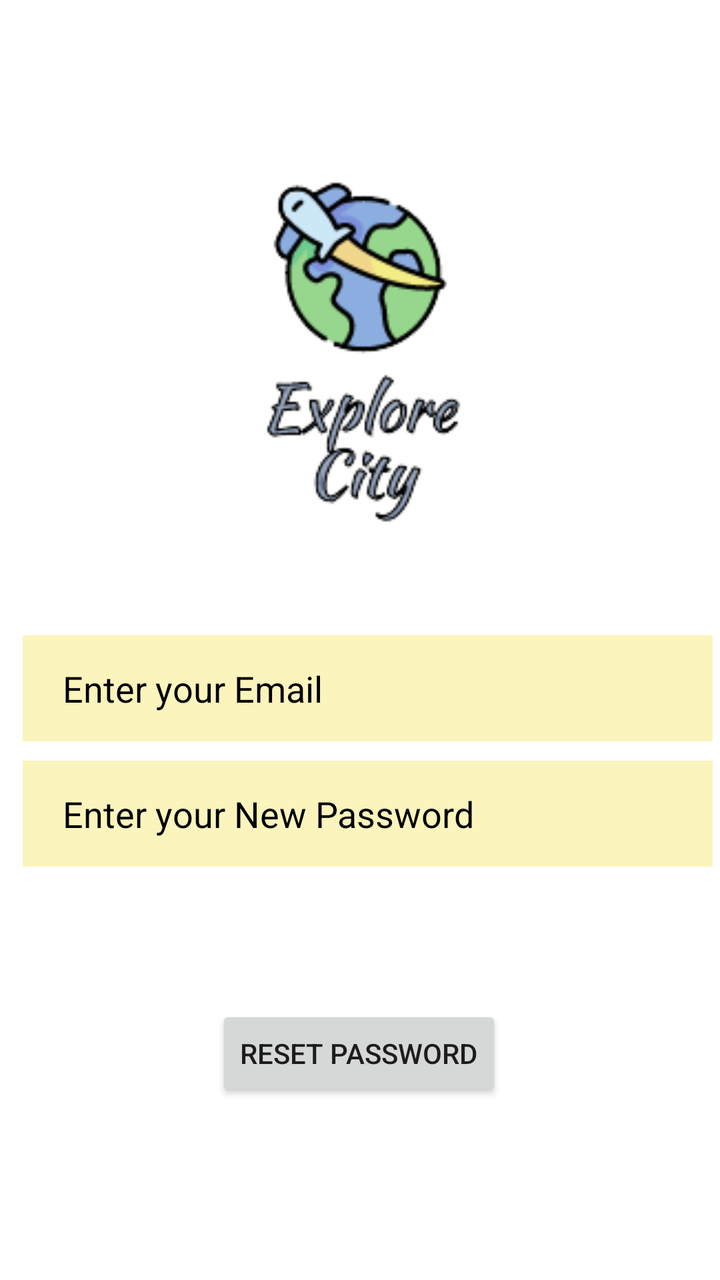
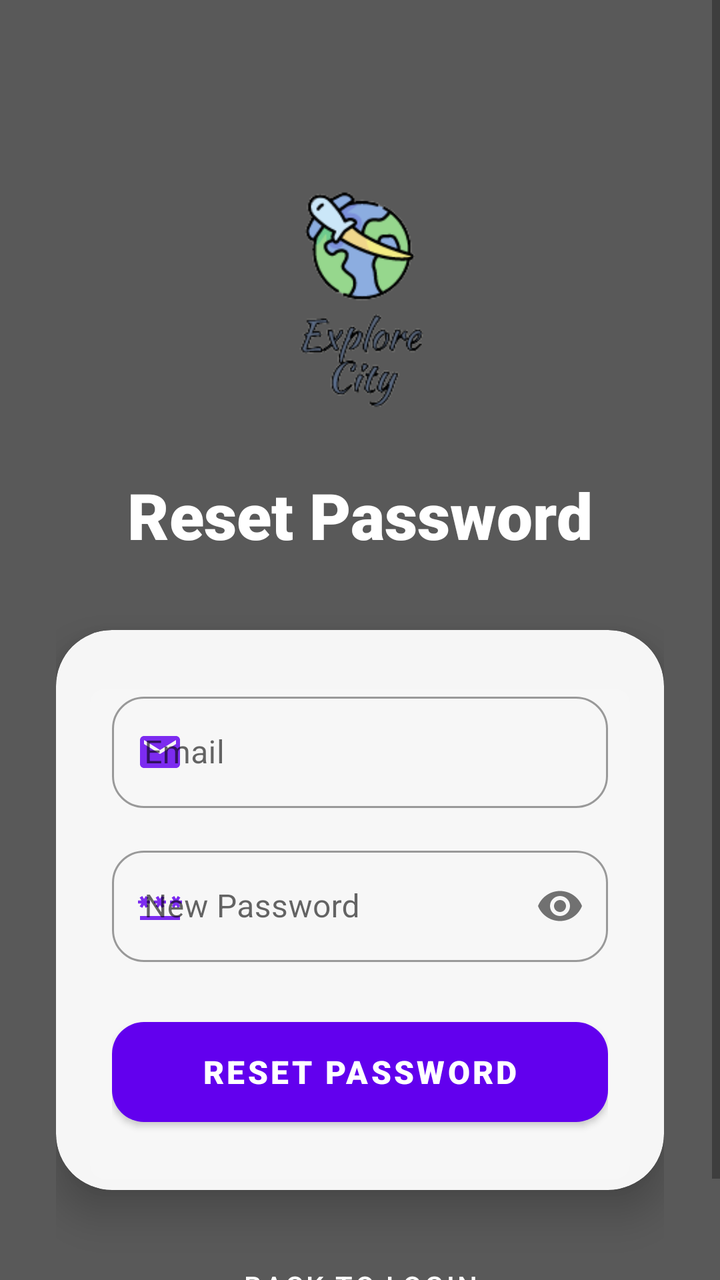

Compare the two renders of this Android layout. The source of the first and the diff that turns it into the second are given below.
<!-- AndroidManifest.xml: application theme Theme.ExploreCityApp -->
<!-- res/layout/activity_forgotpassword.xml -->
<?xml version="1.0" encoding="utf-8"?>
<androidx.constraintlayout.widget.ConstraintLayout xmlns:android="http://schemas.android.com/apk/res/android"
    xmlns:app="http://schemas.android.com/apk/res-auto"
    xmlns:tools="http://schemas.android.com/tools"
    android:layout_width="match_parent"
    android:layout_height="match_parent"
    android:background="@drawable/pi"
    tools:context=".Forgotpassword">


    <EditText
        android:id="@+id/enteremail"
        android:layout_width="345dp"
        android:layout_height="53dp"
        android:background="#B7FBF0A3"
        android:ems="10"
        android:hint="Enter your Email"
        android:inputType="textPersonName"
        android:paddingHorizontal="20dp"
        android:textColorHint="@color/black"
        app:layout_constraintBottom_toBottomOf="parent"
        app:layout_constraintEnd_toEndOf="parent"
        app:layout_constraintHorizontal_bias="0.757"
        app:layout_constraintStart_toStartOf="parent"
        app:layout_constraintTop_toTopOf="parent"
        app:layout_constraintVertical_bias="0.541"
        tools:ignore="MissingConstraints" />

    <EditText
        android:id="@+id/editpassword"
        android:layout_width="345dp"
        android:layout_height="53dp"
        android:background="#B7FBF0A3"
        android:ems="10"
        android:hint="Enter your New Password"
        android:inputType="textPersonName"
        android:paddingHorizontal="20dp"
        android:textColorHint="@color/black"
        app:layout_constraintBottom_toBottomOf="parent"
        app:layout_constraintEnd_toEndOf="parent"
        app:layout_constraintHorizontal_bias="0.757"
        app:layout_constraintStart_toStartOf="parent"
        app:layout_constraintTop_toTopOf="parent"
        app:layout_constraintVertical_bias="0.648"
        tools:ignore="MissingConstraints" />

    <Button
        android:id="@+id/btnReset"
        android:layout_width="wrap_content"
        android:layout_height="wrap_content"
        android:layout_marginTop="44dp"
        android:onClick="resetbtn"
        android:text="Reset Password"
        app:layout_constraintBottom_toBottomOf="parent"
        app:layout_constraintEnd_toEndOf="parent"
        app:layout_constraintHorizontal_bias="0.497"
        app:layout_constraintStart_toStartOf="parent"
        app:layout_constraintTop_toTopOf="parent"
        app:layout_constraintVertical_bias="0.837" />

    <ImageView
        android:id="@+id/imageView4"
        android:layout_width="221dp"
        android:layout_height="232dp"
        app:layout_constraintBottom_toBottomOf="parent"
        app:layout_constraintEnd_toEndOf="parent"
        app:layout_constraintStart_toStartOf="parent"
        app:layout_constraintTop_toTopOf="parent"
        app:layout_constraintVertical_bias="0.132"
        app:srcCompat="@drawable/explore" />

</androidx.constraintlayout.widget.ConstraintLayout>
<!-- resources referenced by this layout -->
<resources>
  <color name="black">#FF000000</color>
  <!-- drawable explore: png bitmap (drawable, 14094 bytes) -->
  <style name="Theme.ExploreCityApp" parent="Theme.MaterialComponents.DayNight.DarkActionBar">
          
          <item name="colorPrimary">@color/purple_500</item>
          <item name="colorPrimaryVariant">@color/purple_700</item>
          <item name="colorOnPrimary">@color/white</item>
          
          <item name="colorSecondary">@color/teal_200</item>
          <item name="colorSecondaryVariant">@color/teal_700</item>
          <item name="colorOnSecondary">@color/black</item>
          
          <item name="android:statusBarColor">?attr/colorPrimaryVariant</item>
          
      </style>
  <color name="purple_500">#FF6200EE</color>
  <color name="purple_700">#FF3700B3</color>
  <color name="white">#FFFFFFFF</color>
  <color name="teal_200">#FF03DAC5</color>
  <color name="teal_700">#FF018786</color>
</resources>

<!-- the commit's change to res/layout/activity_forgotpassword.xml (unified diff, before → after) -->
@@ -7,66 +7,141 @@
     android:background="@drawable/pi"
     tools:context=".Forgotpassword">
 
+    
+    <View
+        android:id="@+id/backgroundOverlay"
+        android:layout_width="match_parent"
+        android:layout_height="match_parent"
+        android:background="#A6000000" />
 
-    <EditText
-        android:id="@+id/enteremail"
-        android:layout_width="345dp"
-        android:layout_height="53dp"
-        android:background="#B7FBF0A3"
-        android:ems="10"
-        android:hint="Enter your Email"
-        android:inputType="textPersonName"
-        android:paddingHorizontal="20dp"
-        android:textColorHint="@color/black"
-        app:layout_constraintBottom_toBottomOf="parent"
-        app:layout_constraintEnd_toEndOf="parent"
-        app:layout_constraintHorizontal_bias="0.757"
-        app:layout_constraintStart_toStartOf="parent"
-        app:layout_constraintTop_toTopOf="parent"
-        app:layout_constraintVertical_bias="0.541"
-        tools:ignore="MissingConstraints" />
+    <ScrollView
+        android:layout_width="match_parent"
+        android:layout_height="match_parent"
+        android:fillViewport="true">
 
-    <EditText
-        android:id="@+id/editpassword"
-        android:layout_width="345dp"
-        android:layout_height="53dp"
-        android:background="#B7FBF0A3"
-        android:ems="10"
-        android:hint="Enter your New Password"
-        android:inputType="textPersonName"
-        android:paddingHorizontal="20dp"
-        android:textColorHint="@color/black"
-        app:layout_constraintBottom_toBottomOf="parent"
-        app:layout_constraintEnd_toEndOf="parent"
-        app:layout_constraintHorizontal_bias="0.757"
-        app:layout_constraintStart_toStartOf="parent"
-        app:layout_constraintTop_toTopOf="parent"
-        app:layout_constraintVertical_bias="0.648"
-        tools:ignore="MissingConstraints" />
+        <androidx.constraintlayout.widget.ConstraintLayout
+            android:layout_width="match_parent"
+            android:layout_height="wrap_content"
+            android:padding="28dp">
 
-    <Button
-        android:id="@+id/btnReset"
-        android:layout_width="wrap_content"
-        android:layout_height="wrap_content"
-        android:layout_marginTop="44dp"
-        android:onClick="resetbtn"
-        android:text="Reset Password"
-        app:layout_constraintBottom_toBottomOf="parent"
-        app:layout_constraintEnd_toEndOf="parent"
-        app:layout_constraintHorizontal_bias="0.497"
-        app:layout_constraintStart_toStartOf="parent"
-        app:layout_constraintTop_toTopOf="parent"
-        app:layout_constraintVertical_bias="0.837" />
+            <ImageView
+                android:id="@+id/imageViewLogo"
+                android:layout_width="140dp"
+                android:layout_height="140dp"
+                android:layout_marginTop="48dp"
+                android:contentDescription="@string/logo"
+                app:layout_constraintEnd_toEndOf="parent"
+                app:layout_constraintStart_toStartOf="parent"
+                app:layout_constraintTop_toTopOf="parent"
+                app:srcCompat="@drawable/explore" />
 
-    <ImageView
-        android:id="@+id/imageView4"
-        android:layout_width="221dp"
-        android:layout_height="232dp"
-        app:layout_constraintBottom_toBottomOf="parent"
-        app:layout_constraintEnd_toEndOf="parent"
-        app:layout_constraintStart_toStartOf="parent"
-        app:layout_constraintTop_toTopOf="parent"
-        app:layout_constraintVertical_bias="0.132"
-        app:srcCompat="@drawable/explore" />
+            <TextView
+                android:id="@+id/textViewTitle"
+                android:layout_width="wrap_content"
+                android:layout_height="wrap_content"
+                android:layout_marginTop="20dp"
+                android:fontFamily="sans-serif-black"
+                android:text="Reset Password"
+                android:textColor="@color/white"
+                android:textSize="32sp"
+                app:layout_constraintEnd_toEndOf="parent"
+                app:layout_constraintStart_toStartOf="parent"
+                app:layout_constraintTop_toBottomOf="@+id/imageViewLogo" />
+
+            <com.google.android.material.card.MaterialCardView
+                android:id="@+id/resetCard"
+                android:layout_width="match_parent"
+                android:layout_height="wrap_content"
+                android:layout_marginTop="36dp"
+                app:cardBackgroundColor="#F2FFFFFF"
+                app:cardCornerRadius="28dp"
+                app:cardElevation="12dp"
+                app:layout_constraintEnd_toEndOf="parent"
+                app:layout_constraintStart_toStartOf="parent"
+                app:layout_constraintTop_toBottomOf="@+id/textViewTitle">
+
+                <LinearLayout
+                    android:layout_width="match_parent"
+                    android:layout_height="wrap_content"
+                    android:orientation="vertical"
+                    android:padding="28dp">
+
+                    <com.google.android.material.textfield.TextInputLayout
+                        android:id="@+id/emailInputLayout"
+                        style="@style/Widget.MaterialComponents.TextInputLayout.OutlinedBox"
+                        android:layout_width="match_parent"
+                        android:layout_height="wrap_content"
+                        android:hint="@string/email"
+                        app:boxCornerRadiusBottomEnd="16dp"
+                        app:boxCornerRadiusBottomStart="16dp"
+                        app:boxCornerRadiusTopEnd="16dp"
+                        app:boxCornerRadiusTopStart="16dp"
+                        app:startIconDrawable="@drawable/baseline_email_24"
+                        app:startIconTint="@color/purple_500">
+
+                        <com.google.android.material.textfield.TextInputEditText
+                            android:id="@+id/enteremail"
+                            android:layout_width="match_parent"
+                            android:layout_height="wrap_content"
+                            android:inputType="textEmailAddress"
+                            android:textColor="@color/black"
+                            android:textSize="16sp" />
+                    </com.google.android.material.textfield.TextInputLayout>
+
+                    <com.google.android.material.textfield.TextInputLayout
+                        android:id="@+id/passwordInputLayout"
+                        style="@style/Widget.MaterialComponents.TextInputLayout.OutlinedBox"
+                        android:layout_width="match_parent"
+                        android:layout_height="wrap_content"
+                        android:layout_marginTop="16dp"
+                        android:hint="New Password"
+                        app:boxCornerRadiusBottomEnd="16dp"
+                        app:boxCornerRadiusBottomStart="16dp"
+                        app:boxCornerRadiusTopEnd="16dp"
+                        app:boxCornerRadiusTopStart="16dp"
+                        app:passwordToggleEnabled="true"
+                        app:startIconDrawable="@drawable/baseline_password_24"
+                        app:startIconTint="@color/purple_500">
+
+                        <com.google.android.material.textfield.TextInputEditText
+                            android:id="@+id/editpassword"
+                            android:layout_width="match_parent"
+                            android:layout_height="wrap_content"
+                            android:inputType="textPassword"
+                            android:textColor="@color/black"
+                            android:textSize="16sp" />
+                    </com.google.android.material.textfield.TextInputLayout>
+
+                    <com.google.android.material.button.MaterialButton
+                        android:id="@+id/btnReset"
+                        android:layout_width="match_parent"
+                        android:layout_height="62dp"
+                        android:layout_marginTop="24dp"
+                        android:fontFamily="sans-serif-black"
+                        android:onClick="resetbtn"
+                        android:text="Reset Password"
+                        android:textAllCaps="true"
+                        android:textSize="16sp"
+                        app:cornerRadius="16dp"
+                        app:elevation="6dp" />
+
+                </LinearLayout>
+            </com.google.android.material.card.MaterialCardView>
+
+            <com.google.android.material.button.MaterialButton
+                android:id="@+id/btnBack"
+                style="@style/Widget.MaterialComponents.Button.TextButton"
+                android:layout_width="wrap_content"
+                android:layout_height="wrap_content"
+                android:layout_marginTop="24dp"
+                android:onClick="backbtn"
+                android:text="Back to Login"
+                android:textColor="@color/white"
+                app:layout_constraintEnd_toEndOf="parent"
+                app:layout_constraintStart_toStartOf="parent"
+                app:layout_constraintTop_toBottomOf="@+id/resetCard" />
+
+        </androidx.constraintlayout.widget.ConstraintLayout>
+    </ScrollView>
 
 </androidx.constraintlayout.widget.ConstraintLayout>
<!-- resource entries referenced after the edit -->
@@ -1,7 +1,23 @@
 <!-- resources referenced by this layout -->
 <resources>
   <color name="black">#FF000000</color>
+  <color name="purple_500">#FF6200EE</color>
+  <color name="white">#FFFFFFFF</color>
+  <!-- drawable baseline_email_24 (drawable) -->
+  <vector android:alpha="0.83" android:height="24dp"
+      android:tint="#FFFFFF" android:viewportHeight="24"
+      android:viewportWidth="24" android:width="24dp" xmlns:android="http://schemas.android.com/apk/res/android">
+      <path android:fillColor="@android:color/white" android:pathData="M20,4L4,4c-1.1,0 -1.99,0.9 -1.99,2L2,18c0,1.1 0.9,2 2,2h16c1.1,0 2,-0.9 2,-2L22,6c0,-1.1 -0.9,-2 -2,-2zM20,8l-8,5 -8,-5L4,6l8,5 8,-5v2z"/>
+  </vector>
+  <!-- drawable baseline_password_24 (drawable) -->
+  <vector android:alpha="0.83" android:height="24dp"
+      android:tint="#FFFFFF" android:viewportHeight="24"
+      android:viewportWidth="24" android:width="24dp" xmlns:android="http://schemas.android.com/apk/res/android">
+      <path android:fillColor="@android:color/white" android:pathData="M2,17h20v2H2V17zM3.15,12.95L4,11.47l0.85,1.48l1.3,-0.75L5.3,10.72H7v-1.5H5.3l0.85,-1.47L4.85,7L4,8.47L3.15,7l-1.3,0.75L2.7,9.22H1v1.5h1.7L1.85,12.2L3.15,12.95zM9.85,12.2l1.3,0.75L12,11.47l0.85,1.48l1.3,-0.75l-0.85,-1.48H15v-1.5h-1.7l0.85,-1.47L12.85,7L12,8.47L11.15,7l-1.3,0.75l0.85,1.47H9v1.5h1.7L9.85,12.2zM23,9.22h-1.7l0.85,-1.47L20.85,7L20,8.47L19.15,7l-1.3,0.75l0.85,1.47H17v1.5h1.7l-0.85,1.48l1.3,0.75L20,11.47l0.85,1.48l1.3,-0.75l-0.85,-1.48H23V9.22z"/>
+  </vector>
   <!-- drawable explore: png bitmap (drawable, 14094 bytes) -->
+  <string name="email">Email</string>
+  <string name="logo">Logo</string>
   <style name="Theme.ExploreCityApp" parent="Theme.MaterialComponents.DayNight.DarkActionBar">
           
           <item name="colorPrimary">@color/purple_500</item>
@@ -15,9 +31,7 @@
           <item name="android:statusBarColor">?attr/colorPrimaryVariant</item>
           
       </style>
-  <color name="purple_500">#FF6200EE</color>
   <color name="purple_700">#FF3700B3</color>
-  <color name="white">#FFFFFFFF</color>
   <color name="teal_200">#FF03DAC5</color>
   <color name="teal_700">#FF018786</color>
 </resources>
